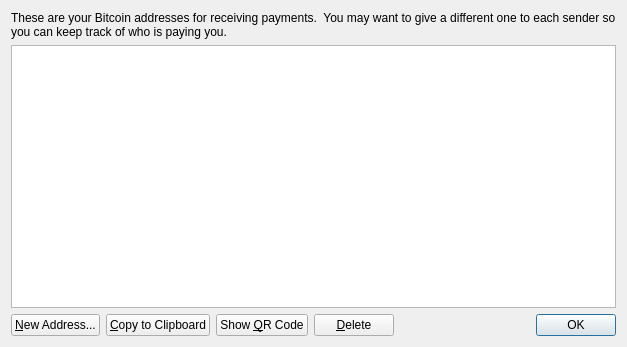
Before: the Qt Designer form src/qt/forms/addressbookpage.ui in raffermeko/bitcoin, drawn with Qt 5.
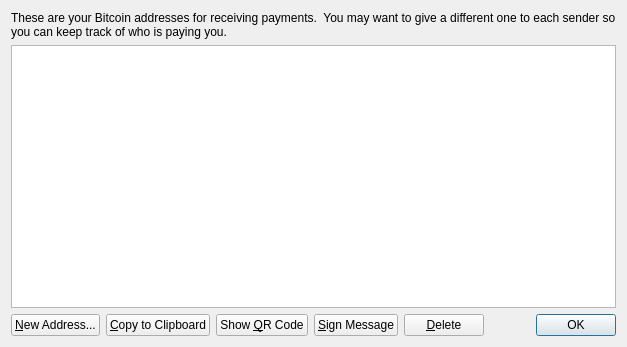
After: the same form once the commit is applied. Icons and pictures are not drawn.

```diff
--- a/src/qt/forms/addressbookpage.ui
+++ b/src/qt/forms/addressbookpage.ui
@@ -90,6 +90,20 @@
        </property>
       </widget>
      </item>
+     <item>
+      <widget class="QPushButton" name="signMessage">
+       <property name="toolTip">
+        <string>Sign a message to prove you own this address</string>
+       </property>
+       <property name="text">
+        <string>&amp;Sign Message</string>
+       </property>
+       <property name="icon">
+        <iconset resource="../bitcoin.qrc">
+         <normaloff>:/icons/edit</normaloff>:/icons/edit</iconset>
+       </property>
+      </widget>
+     </item>
      <item>
       <widget class="QPushButton" name="deleteButton">
        <property name="toolTip">
```
